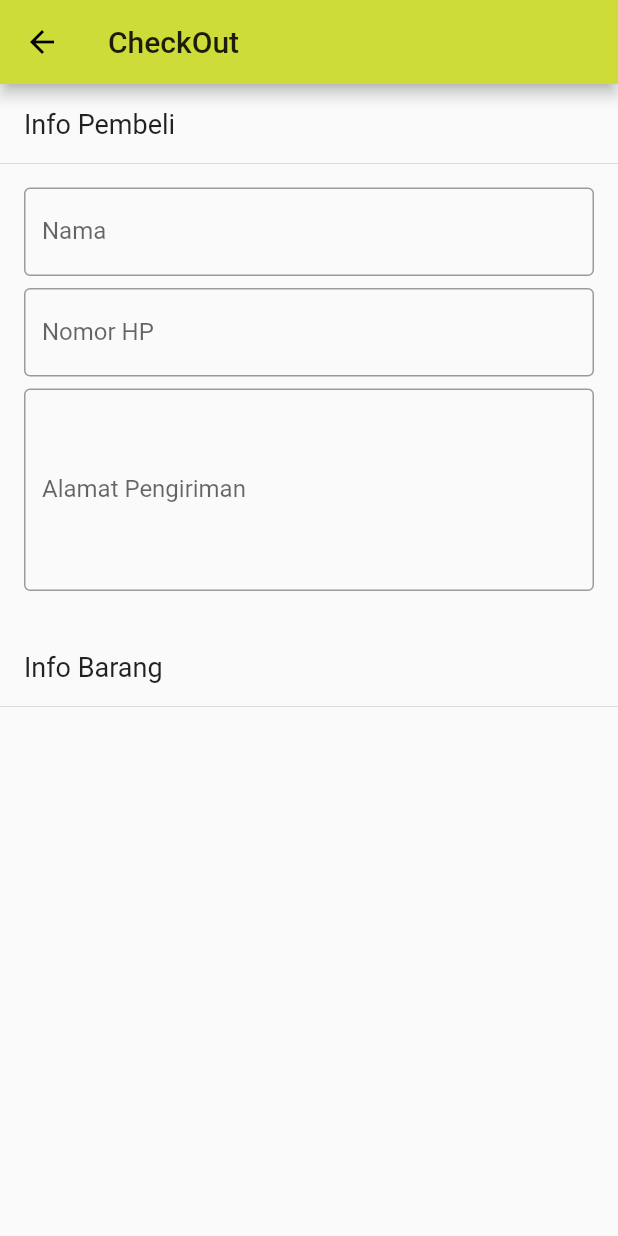
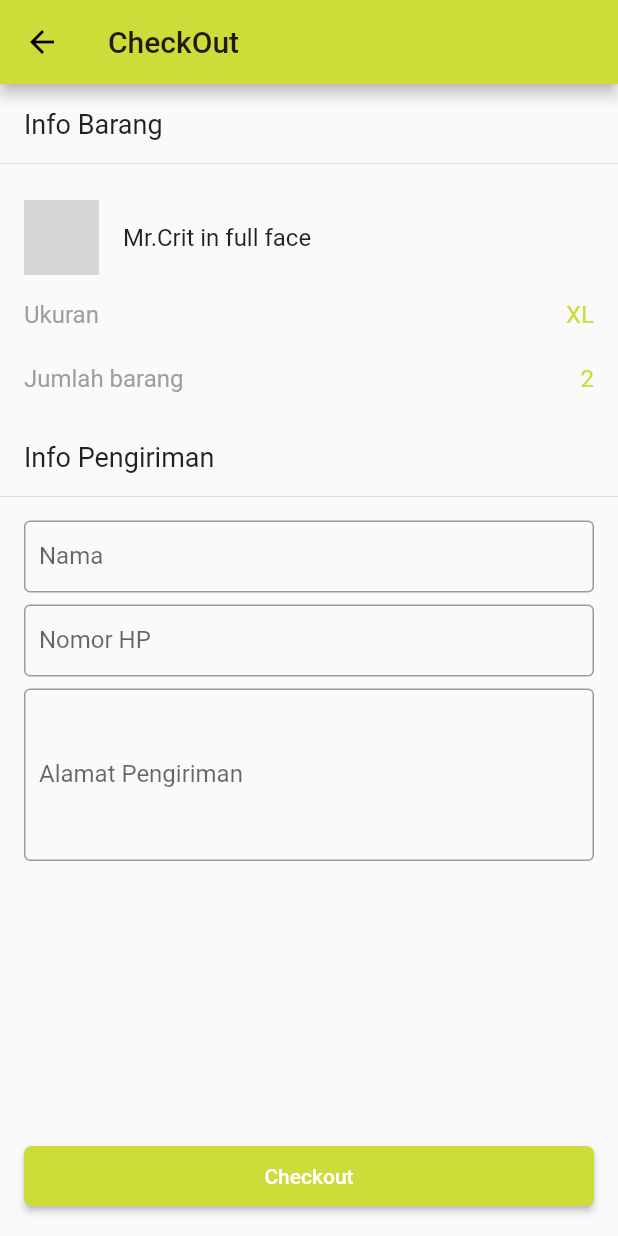
Before and after one commit to slufydufy/crit, a Flutter app: the CheckOut screen opened directly, on a phone screen of 412 x 824 dp. Run offline on Flutter 3.47's test engine with Material 2 defaults, Android fonts, the phone set to English and light mode, and no system bars; our stand-ins replace carousel_pro; network calls fail; grey boxes are pictures that could not be loaded.

Commit message:
rmh290219

```diff
--- a/lib/main.dart
+++ b/lib/main.dart
@@ -13,7 +13,7 @@ class MyApp extends StatelessWidget {
   @override
   Widget build(BuildContext context) {
     return MaterialApp(
-      title: 'Flutter Demo',
+      title: 'Crit',
       debugShowCheckedModeBanner: false,
       theme: ThemeData(
         primarySwatch: Colors.lime,
@@ -28,14 +28,81 @@ class MyHomePage extends StatelessWidget {
   Widget build(BuildContext context) {
     return Scaffold(
       appBar: AppBar(
-        title: Center(child: Text('Crit')),
+        centerTitle: true,
+        title: Text('Crit'),
       ),
+      drawer: _showDrawer(context),
       body: ListView(
         children: <Widget>[
           _showCarousel(context),
           _textProduct(),
           _gridView(context)
           ],
+      ),
+    );
+  }
+
+  Widget _showDrawer(BuildContext context) {
+    return Drawer(
+      child: ListView(
+        children: <Widget>[
+          ListTile(
+            title: Text('My Order', style: TextStyle(
+              fontSize: 16.0
+            ),),
+            trailing: Icon(Icons.add_shopping_cart),
+            onTap: () {
+              Navigator.of(context).pop();
+              Navigator.push(context, MaterialPageRoute(builder: (context) => OrderList()));
+            }
+          ),
+          Divider(),
+          ListTile(
+            title: Text('Article Category', style: TextStyle(
+              fontSize: 16.0
+            ),),
+          ),
+          ListTile(
+            title: Text('Fashion', style: TextStyle(
+              fontSize: 16.0
+            ),),
+            trailing: Icon(Icons.arrow_forward_ios),
+            onTap: () {
+              Navigator.of(context).pop();
+              Navigator.push(context, MaterialPageRoute(builder: (context) => OrderList()));
+            }
+          ),
+          ListTile(
+            title: Text('Fashion', style: TextStyle(
+              fontSize: 16.0
+            ),),
+            trailing: Icon(Icons.arrow_forward_ios),
+            onTap: () {
+              Navigator.of(context).pop();
+              Navigator.push(context, MaterialPageRoute(builder: (context) => OrderList()));
+            }
+          ),
+          ListTile(
+            title: Text('Fashion', style: TextStyle(
+              fontSize: 16.0
+            ),),
+            trailing: Icon(Icons.arrow_forward_ios),
+            onTap: () {
+              Navigator.of(context).pop();
+              Navigator.push(context, MaterialPageRoute(builder: (context) => OrderList()));
+            }
+          ),
+          ListTile(
+            title: Text('Fashion', style: TextStyle(
+              fontSize: 16.0
+            ),),
+            trailing: Icon(Icons.arrow_forward_ios),
+            onTap: () {
+              Navigator.of(context).pop();
+              Navigator.push(context, MaterialPageRoute(builder: (context) => OrderList()));
+            }
+          ),
+        ],
       ),
     );
   }
@@ -81,7 +148,7 @@ class MyHomePage extends StatelessWidget {
       padding: EdgeInsets.fromLTRB(4.0, 0.0, 8.0, 4.0),
       child: GridView.count(
           childAspectRatio: MediaQuery.of(context).size.width /
-              (MediaQuery.of(context).size.width / 0.7),
+              (MediaQuery.of(context).size.width / 0.8),
           physics: ScrollPhysics(),
           shrinkWrap: true,
           crossAxisCount: 2,
@@ -108,7 +175,7 @@ class MyHomePage extends StatelessWidget {
                 Center(
                   child: Image.network(
                     'https://www.redwolf.in/image/cache/catalog/mens-t-shirts/breaking-bad-official-heisenberg-t-shirt-india-438x438.jpg',
-                    height: MediaQuery.of(context).size.width / 2,
+                    height: MediaQuery.of(context).size.width / 2.2,
                     fit: BoxFit.fitHeight,
                   ),
                 ),
@@ -118,7 +185,6 @@ class MyHomePage extends StatelessWidget {
                     'Mr.Crit in full face',
                     style:
                         TextStyle(fontSize: 16.0,
-                        fontWeight: FontWeight.bold,
                         color: Colors.grey,
                         ),
                     maxLines: 2,
@@ -180,8 +246,6 @@ class ItemDetail extends StatelessWidget {
           NetworkImage(
               'https://static.thefancydeal.com/uploads/edd/2018/01/Fearless-buy-t-shirt-design.jpg'),
         ],
-        // animationCurve: Curves.fastOutSlowIn,
-        // animationDuration: Duration(milliseconds: 0),
         autoplay: false,
         dotSize: 6.0,
         indicatorBgPadding: 6.0,
@@ -205,7 +269,7 @@ class ItemDetail extends StatelessWidget {
                         maxLines: 2,),),
                 ),
                 Text('IDR 135K', style: TextStyle(
-                  fontSize: 18.0,
+                  fontSize: 20.0,
                   color: Colors.lime
                 ),
                 maxLines: 2,)
@@ -219,9 +283,9 @@ class ItemDetail extends StatelessWidget {
             padding: EdgeInsets.fromLTRB(16.0, 16.0, 16.0, 8.0),
             child: Column(
               children: <Widget>[
-                Text('Our new design : Mr.Crit in full face is inspired by the some one we call HERO in our new community. A nice old man who strugle from day to night that inspired us that life is not about complaint.',
+                Text('Our new design : Mr.Crit in full face, is inspired by the some one we call HERO in our new community. A nice old man who strugle from day to night but still have a happy life.',
                 style: TextStyle(
-                  letterSpacing: 0.5
+                  color: Colors.grey
                   ),)
               ],
             ),
@@ -233,7 +297,6 @@ class ItemDetail extends StatelessWidget {
         children: <Widget>[
           Expanded(
             child: Container(
-              // color: Colors.white70,
               padding: const EdgeInsets.fromLTRB(16.0, 16.0, 0.0, 16.0),
               child: Text(
                 'Material', style: TextStyle(
@@ -243,7 +306,6 @@ class ItemDetail extends StatelessWidget {
             ),
           ),
           Container(
-            // color: Colors.white70,
             padding: const EdgeInsets.fromLTRB(0.0, 16.0, 16.0, 16.0),
             child: Text(
                 'Cotton Combbed 30s', style: TextStyle(
@@ -260,7 +322,6 @@ class ItemDetail extends StatelessWidget {
         children: <Widget>[
           Expanded(
               child: Container(
-              // color: Colors.white70,
               padding: const EdgeInsets.fromLTRB(16.0, 8.0, 16.0, 16.0),
               child: Text(
                 'Available Size', style: TextStyle(
@@ -270,7 +331,6 @@ class ItemDetail extends StatelessWidget {
             ),
           ),
           Container(
-            // color: Colors.white70,
             padding: const EdgeInsets.fromLTRB(0.0, 8.0, 16.0, 16.0),
             child: Text(
                 'M / L / XL', style: TextStyle(
@@ -285,17 +345,20 @@ class ItemDetail extends StatelessWidget {
   Widget _showButton(BuildContext context) {
     return Padding(
       padding: EdgeInsets.fromLTRB(16.0, 16.0, 16.0, 16.0),
-      child: RaisedButton(
-        onPressed: () {
-          Navigator.push(context, MaterialPageRoute(builder: (context) => CheckOut()));
-        },
-        color: Colors.lime,
-        shape: RoundedRectangleBorder(
-          borderRadius: BorderRadius.circular(5.0)
+      child: ButtonTheme(
+        height: 40.0,
+          child: RaisedButton(
+          onPressed: () {
+            Navigator.push(context, MaterialPageRoute(builder: (context) => CheckOut()));
+          },
+          color: Colors.lime,
+          shape: RoundedRectangleBorder(
+            borderRadius: BorderRadius.circular(5.0)
+          ),
+          child: Text('Order Now', style: TextStyle(
+            color: Colors.white
+          ),),
         ),
-        child: Text('Buy Now', style: TextStyle(
-          color: Colors.white
-        ),),
       ),
     );
   }
@@ -309,37 +372,138 @@ class CheckOut extends StatelessWidget{
       appBar: AppBar(
         title: Text('CheckOut'),
       ),
-      body: ListView(
+      body: Column(
+        crossAxisAlignment: CrossAxisAlignment.stretch,
         children: <Widget>[
-          _showBuyerInfoText(),
-          Divider(),
-          _showName(),
-          _showMobile(),
-          _showAddress(),
-          _showItemInfoText(),
-          Divider(),
+          Expanded(
+            child: ListView(
+              children: <Widget>[
+                _showItemInfoText(),
+                Divider(),
+                _showItem(),
+                _showFinalSize(),
+                _showQuantity(),
+                _showBuyerInfoText(),
+                Divider(),
+                _showName(),
+                _showMobile(),
+                _showAddress(),
+              ],
+            ),
+          ),
+          _showCheckoutButton(context)
         ],
       ),
     );
   }
 
+  Widget _showItemInfoText() {
+    return Padding(
+          padding: EdgeInsets.fromLTRB(16.0, 16.0, 16.0, 8.0),
+          child: Text('Info Barang', style: TextStyle(
+            fontSize: 18.0
+          ),),
+        );
+  }
+
+  Widget _showItem() {
+    return Padding(
+      padding: EdgeInsets.fromLTRB(16.0, 16.0, 16.0, 0.0),
+      child:
+      Row(
+        children: <Widget>[
+          Image.network('https://www.redwolf.in/image/cache/catalog/mens-t-shirts/breaking-bad-official-heisenberg-t-shirt-india-438x438.jpg',
+          height: 50,
+          width: 50,
+          ),
+          Expanded(
+            child: Padding(
+              padding: const EdgeInsets.all(16.0),
+              child: Text('Mr.Crit in full face', style: TextStyle(
+                              fontSize: 16.0,
+                            ),
+                            maxLines: 2,),
+            ),
+          )
+        ],
+      ),
+    );
+  }
+
+  Widget _showFinalSize() {
+    return Row(
+        children: <Widget>[
+          Expanded(
+            child: Container(
+              padding: const EdgeInsets.fromLTRB(16.0, 16.0, 0.0, 16.0),
+              child: Text(
+                'Ukuran', style: TextStyle(
+                  fontSize: 16.0,
+                  color: Colors.grey
+                ),
+              ),
+            ),
+          ),
+          Container(
+            padding: const EdgeInsets.fromLTRB(0.0, 16.0, 16.0, 16.0),
+            child: Text(
+                'XL', style: TextStyle(
+                  fontSize: 16.0,
+                  color: Colors.lime
+                ),
+              ),
+          ),
+        ],
+      );
+  }
+
+  Widget _showQuantity() {
+    return Row(
+        children: <Widget>[
+          Expanded(
+              child: Container(
+              padding: const EdgeInsets.fromLTRB(16.0, 8.0, 16.0, 16.0),
+              child: Text(
+                'Jumlah barang', style: TextStyle(
+                  fontSize: 16.0,
+                  color: Colors.grey
+                ),
+              ),
+            ),
+          ),
+          Container(
+            padding: const EdgeInsets.fromLTRB(0.0, 8.0, 16.0, 16.0),
+            child: Text(
+                '2', style: TextStyle(
+                  fontSize: 16.0,
+                  color: Colors.lime
+                ),
+              ),
+          ),
+        ],
+      );
+  }
+
   Widget _showBuyerInfoText() {
     return Padding(
           padding: EdgeInsets.fromLTRB(16.0, 16.0, 16.0, 8.0),
-          child: Text('Info Pembeli', style: TextStyle(
+          child: Text('Info Pengiriman', style: TextStyle(
             fontSize: 18.0
           ),),
         );
   }
 
   Widget _showName() {
-    return Padding(
+    return Container(
+            // height: 70.0,
             padding: EdgeInsets.fromLTRB(16.0, 8.0, 16.0, 0.0),
             child: TextFormField(
               maxLines: 1,
               decoration: InputDecoration(
                 labelText: 'Nama',
-                border: OutlineInputBorder())
+                contentPadding: new EdgeInsets.symmetric(vertical: 10.0, horizontal: 10.0),
+                border: OutlineInputBorder()
+                )
             ),
           );
   }
@@ -351,30 +515,58 @@ class CheckOut extends StatelessWidget{
               maxLines: 1,
               decoration: InputDecoration(
                 labelText: 'Nomor HP',
-                border: OutlineInputBorder()),
+                contentPadding: new EdgeInsets.symmetric(vertical: 10.0, horizontal: 10.0),
+                border: OutlineInputBorder()
+                ),
             ),
           );
   }
 
   Widget _showAddress() {
     return Padding(
-            padding: EdgeInsets.fromLTRB(16.0, 8.0, 16.0, 24.0),
+            padding: EdgeInsets.fromLTRB(16.0, 8.0, 16.0, 16.0),
             child: TextFormField(
               maxLines: 5,
               decoration: InputDecoration(
                 labelText: 'Alamat Pengiriman',
-                border: OutlineInputBorder()),
+                contentPadding: new EdgeInsets.symmetric(vertical: 10.0, horizontal: 10.0),
+                border: OutlineInputBorder()
+                ),
             ),
           );
   }
 
-  Widget _showItemInfoText() {
-    return Padding(
-          padding: EdgeInsets.fromLTRB(16.0, 16.0, 16.0, 8.0),
-          child: Text('Info Barang', style: TextStyle(
-            fontSize: 18.0
+  Widget _showCheckoutButton(BuildContext context) {
+    return Container(
+      padding: EdgeInsets.fromLTRB(16.0, 16.0, 16.0, 16.0),
+      child: ButtonTheme(
+        height: 40.0,
+          child: RaisedButton(
+          onPressed: () {
+            Navigator.push(context, MaterialPageRoute(builder: (context) => CheckOut()));
+          },
+          color: Colors.lime,
+          shape: RoundedRectangleBorder(
+            borderRadius: BorderRadius.circular(5.0)
+          ),
+          child: Text('Checkout', style: TextStyle(
+            color: Colors.white
           ),),
-        );
+        ),
+      ),
+    );
   }
 
 }
+
+class OrderList extends StatelessWidget {
+  @override
+  Widget build(BuildContext context) {
+    return Scaffold(
+      appBar: AppBar(
+        title: Text('Order Status'),
+      ),
+      body: Text('okok'),
+    );
+  }
+}
```
